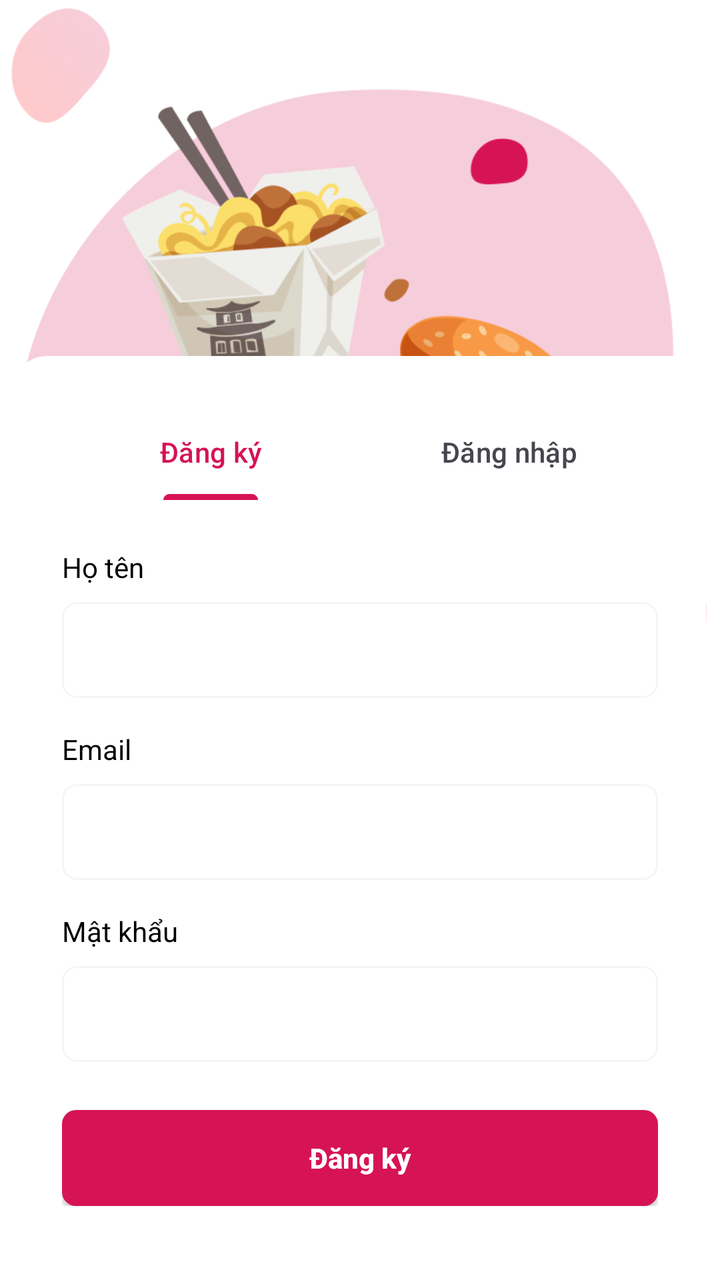
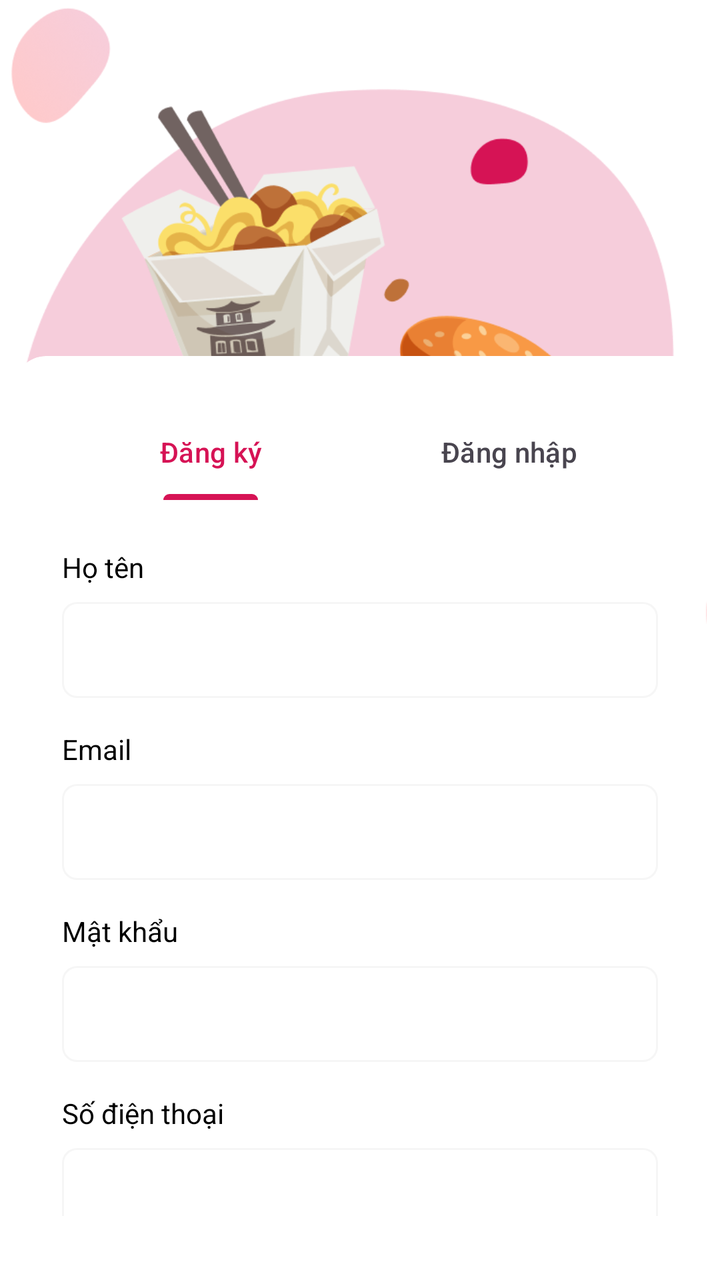

Screens rendered from an Android XML layout before and after an edit, with the pre-edit source and the edit as a unified diff.
<!-- AndroidManifest.xml: application theme Theme.FoodCouriers -->
<!-- res/layout/activity_login.xml -->
<?xml version="1.0" encoding="utf-8"?>
<androidx.constraintlayout.widget.ConstraintLayout xmlns:android="http://schemas.android.com/apk/res/android"
    xmlns:app="http://schemas.android.com/apk/res-auto"
    xmlns:tools="http://schemas.android.com/tools"
    android:layout_width="match_parent"
    android:layout_height="match_parent"
    android:background="@android:color/white"
    tools:context=".ui.login.LoginActivity"
    >
    <ImageView
        android:id="@+id/imgPattern"
        android:layout_width="wrap_content"
        android:layout_height="360dp"
        android:contentDescription="@string/image"
        android:scaleType="centerCrop"
        android:src="@drawable/img_login_background"
        app:layout_constraintBottom_toTopOf="@id/cardContainer"
        app:layout_constraintEnd_toEndOf="parent"
        app:layout_constraintHorizontal_bias="0.495"
        app:layout_constraintStart_toStartOf="parent"
        app:layout_constraintTop_toTopOf="parent"
        app:layout_constraintVertical_bias="0.0" />

    <androidx.cardview.widget.CardView
        android:id="@+id/cardContainer"
        android:layout_width="0dp"
        android:layout_height="470dp"
        app:cardCornerRadius="16dp"
        app:cardUseCompatPadding="true"
        app:layout_constraintBottom_toBottomOf="parent"
        app:layout_constraintEnd_toEndOf="parent"
        app:layout_constraintStart_toStartOf="parent"
        app:layout_constraintTop_toTopOf="parent"
        app:layout_constraintVertical_bias="1.0">

        <androidx.constraintlayout.widget.ConstraintLayout
            android:layout_width="match_parent"
            android:layout_height="match_parent"
            android:padding="24dp">

            <com.google.android.material.tabs.TabLayout
                android:id="@+id/tabContainer"
                android:layout_width="0dp"
                app:tabIndicatorColor="@color/primary"
                app:tabSelectedTextColor="@color/primary"
                android:background="@color/white"
                android:layout_height="wrap_content"
                app:layout_constraintEnd_toEndOf="parent"
                app:layout_constraintStart_toStartOf="parent"
                app:layout_constraintTop_toTopOf="parent">

                <com.google.android.material.tabs.TabItem
                    android:id="@+id/tabRegister"
                    android:layout_width="wrap_content"
                    android:layout_height="wrap_content"
                    android:text="@string/register">
                </com.google.android.material.tabs.TabItem>

                <com.google.android.material.tabs.TabItem
                    android:id="@+id/tabLogin"
                    android:layout_width="wrap_content"
                    android:layout_height="wrap_content"
                    android:text="@string/login">
                </com.google.android.material.tabs.TabItem>

            </com.google.android.material.tabs.TabLayout>

            <LinearLayout
                android:id="@+id/layoutRegister"
                android:layout_width="0dp"
                android:layout_height="wrap_content"
                android:orientation="vertical"
                app:layout_constraintTop_toBottomOf="@id/tabContainer"
                app:layout_constraintEnd_toEndOf="parent"
                app:layout_constraintStart_toStartOf="parent">

                <TextView
                    android:layout_width="wrap_content"
                    android:layout_height="wrap_content"
                    android:layout_marginTop="24dp"
                    android:text="@string/full_name"
                    android:textColor="@color/black"
                    android:textSize="14sp" />

                <EditText
                    android:id="@+id/edtFullNameRegister"
                    android:layout_width="match_parent"
                    android:layout_height="48dp"
                    android:layout_marginTop="8dp"
                    android:autofillHints="John Doe"
                    android:background="@drawable/bg_input"
                    android:inputType="text"
                    android:paddingStart="16dp"
                    android:paddingEnd="16dp"
                    android:textColor="@color/gray"
                    android:textSize="14sp"
                    tools:ignore="LabelFor" />

                <TextView
                    android:layout_width="wrap_content"
                    android:layout_height="wrap_content"
                    android:layout_marginTop="16dp"
                    android:text="@string/email"
                    android:textColor="@color/black"
                    android:textSize="14sp" />

                <EditText
                    android:id="@+id/edtEmailRegister"
                    android:layout_width="match_parent"
                    android:layout_height="48dp"
                    android:layout_marginTop="8dp"
                    android:autofillHints="example@gmail.com"
                    android:background="@drawable/bg_input"
                    android:inputType="textEmailAddress"
                    android:paddingStart="16dp"
                    android:paddingEnd="16dp"
                    android:textColor="@color/gray"
                    android:textSize="14sp"
                    tools:ignore="LabelFor" />

                <TextView
                    android:id="@+id/labelPassword"
                    android:layout_width="wrap_content"
                    android:layout_height="wrap_content"
                    android:layout_marginTop="16dp"
                    android:text="@string/password"
                    android:textColor="@color/black"
                    android:textSize="14sp" />

                <EditText
                    android:id="@+id/edtPasswordRegister"
                    android:layout_width="match_parent"
                    android:layout_height="48dp"
                    android:layout_marginTop="8dp"
                    android:autofillHints="***********"
                    android:background="@drawable/bg_input"
                    android:inputType="textPassword"
                    android:paddingStart="16dp"
                    android:paddingEnd="16dp"
                    android:textColor="@color/gray"
                    android:textSize="16sp"
                    tools:ignore="LabelFor" />

                <androidx.appcompat.widget.AppCompatButton
                    android:id="@+id/btnSignUp"
                    android:layout_width="match_parent"
                    android:layout_height="48dp"
                    android:layout_marginTop="24dp"
                    android:background="@drawable/bg_button_primary"
                    android:text="@string/register"
                    android:textAllCaps="false"
                    android:textColor="@android:color/white"
                    android:textSize="14sp"
                    android:textStyle="bold" />

            </LinearLayout>

            <LinearLayout
                android:id="@+id/layoutLogin"
                android:layout_width="0dp"
                android:layout_height="wrap_content"
                android:orientation="vertical"
                android:visibility="gone"
                app:layout_constraintTop_toBottomOf="@id/tabContainer"
                app:layout_constraintEnd_toEndOf="parent"
                app:layout_constraintStart_toStartOf="parent">

                <TextView
                    android:layout_width="wrap_content"
                    android:layout_height="wrap_content"
                    android:layout_marginTop="16dp"
                    android:text="@string/email"
                    android:textColor="@color/black"
                    android:textSize="14sp" />

                <EditText
                    android:id="@+id/edtEmailLogin"
                    android:layout_width="match_parent"
                    android:layout_height="48dp"
                    android:layout_marginTop="8dp"
                    android:autofillHints="example@gmail.com"
                    android:background="@drawable/bg_input"
                    android:inputType="textEmailAddress"
                    android:paddingStart="16dp"
                    android:paddingEnd="16dp"
                    android:textColor="@color/gray"
                    android:textSize="14sp"
                    tools:ignore="LabelFor" />

                <TextView
                    android:layout_width="wrap_content"
                    android:layout_height="wrap_content"
                    android:layout_marginTop="16dp"
                    android:text="@string/password"
                    android:textColor="@color/black"
                    android:textSize="14sp" />

                <EditText
                    android:id="@+id/edtPasswordLogin"
                    android:layout_width="match_parent"
                    android:layout_height="48dp"
                    android:layout_marginTop="8dp"
                    android:autofillHints="***********"
                    android:background="@drawable/bg_input"
                    android:inputType="textPassword"
                    android:paddingStart="16dp"
                    android:paddingEnd="16dp"
                    android:textColor="@color/gray"
                    android:textSize="16sp"
                    tools:ignore="LabelFor" />

                <androidx.appcompat.widget.AppCompatButton
                    android:id="@+id/btnLogin"
                    android:layout_width="match_parent"
                    android:layout_height="48dp"
                    android:layout_marginTop="24dp"
                    android:background="@drawable/bg_button_primary"
                    android:text="@string/login"
                    android:textAllCaps="false"
                    android:textColor="@android:color/white"
                    android:textSize="14sp"
                    android:textStyle="bold" />

            </LinearLayout>
        </androidx.constraintlayout.widget.ConstraintLayout>

    </androidx.cardview.widget.CardView>

</androidx.constraintlayout.widget.ConstraintLayout>
<!-- resources referenced by this layout -->
<resources>
  <color name="black">#FF000000</color>
  <color name="gray">#3B3B3B</color>
  <color name="primary">#D61355</color>
  <color name="white">#FFFFFF</color>
  <!-- drawable bg_button_primary (drawable) -->
  <?xml version="1.0" encoding="utf-8"?>
  <shape xmlns:android="http://schemas.android.com/apk/res/android"
      android:shape="rectangle">
      <solid android:color="@color/primary" />
      <corners android:radius="7dp" />
  </shape>
  <!-- drawable bg_input (drawable) -->
  <?xml version="1.0" encoding="utf-8"?>
  <shape xmlns:android="http://schemas.android.com/apk/res/android"
      android:shape="rectangle">
      <solid android:color="@android:color/transparent" />
      <stroke
          android:width="1dp"
          android:color="#F6F6F6" />
      <corners android:radius="7dp" />
  </shape>
  <!-- drawable img_login_background: png bitmap (drawable, 91625 bytes) -->
  <string name="email">Email</string>
  <string name="full_name">Họ tên</string>
  <string name="image">Image</string>
  <string name="login">Đăng nhập</string>
  <string name="password">Mật khẩu</string>
  <string name="register">Đăng ký</string>
  <style name="Theme.FoodCouriers" parent="Base.Theme.FoodCouriers" />
  <style name="Base.Theme.FoodCouriers" parent="Theme.Material3.DayNight.NoActionBar">
          
          <item name="colorPrimary">@color/primary</item>
          <item name="colorPrimaryVariant">@color/primary</item>
          <item name="colorOnPrimary">@color/white</item>
          
          <item name="colorSecondary">@color/pink</item>
          <item name="colorSecondaryVariant">@color/pink</item>
          <item name="colorOnSecondary">@color/black</item>
          
          <item name="android:statusBarColor">?attr/colorPrimaryVariant</item>
  
          
          <item name="colorControlActivated">@color/primary</item>
          <item name="android:textColorHighlight">@color/pink</item>
      </style>
  <color name="pink">#FFF0F0</color>
</resources>

<!-- the commit's change to res/layout/activity_login.xml (unified diff, before → after) -->
@@ -65,105 +65,199 @@
 
             </com.google.android.material.tabs.TabLayout>
 
-            <LinearLayout
+            <androidx.core.widget.NestedScrollView
                 android:id="@+id/layoutRegister"
                 android:layout_width="0dp"
-                android:layout_height="wrap_content"
-                android:orientation="vertical"
-                app:layout_constraintTop_toBottomOf="@id/tabContainer"
+                android:layout_height="0dp"
+                android:fillViewport="true"
+                android:overScrollMode="ifContentScrolls"
+                app:layout_constraintBottom_toBottomOf="parent"
                 app:layout_constraintEnd_toEndOf="parent"
-                app:layout_constraintStart_toStartOf="parent">
-
-                <TextView
-                    android:layout_width="wrap_content"
-                    android:layout_height="wrap_content"
-                    android:layout_marginTop="24dp"
-                    android:text="@string/full_name"
-                    android:textColor="@color/black"
-                    android:textSize="14sp" />
-
-                <EditText
-                    android:id="@+id/edtFullNameRegister"
+                app:layout_constraintStart_toStartOf="parent"
+                app:layout_constraintTop_toBottomOf="@id/tabContainer">
+
+                <LinearLayout
                     android:layout_width="match_parent"
-                    android:layout_height="48dp"
-                    android:layout_marginTop="8dp"
-                    android:autofillHints="John Doe"
-                    android:background="@drawable/bg_input"
-                    android:inputType="text"
-                    android:paddingStart="16dp"
-                    android:paddingEnd="16dp"
-                    android:textColor="@color/gray"
-                    android:textSize="14sp"
-                    tools:ignore="LabelFor" />
-
-                <TextView
-                    android:layout_width="wrap_content"
-                    android:layout_height="wrap_content"
-                    android:layout_marginTop="16dp"
-                    android:text="@string/email"
-                    android:textColor="@color/black"
-                    android:textSize="14sp" />
-
-                <EditText
-                    android:id="@+id/edtEmailRegister"
-                    android:layout_width="match_parent"
-                    android:layout_height="48dp"
-                    android:layout_marginTop="8dp"
-                    android:autofillHints="example@gmail.com"
-                    android:background="@drawable/bg_input"
-                    android:inputType="textEmailAddress"
-                    android:paddingStart="16dp"
-                    android:paddingEnd="16dp"
-                    android:textColor="@color/gray"
-                    android:textSize="14sp"
-                    tools:ignore="LabelFor" />
-
-                <TextView
-                    android:id="@+id/labelPassword"
-                    android:layout_width="wrap_content"
-                    android:layout_height="wrap_content"
-                    android:layout_marginTop="16dp"
-                    android:text="@string/password"
-                    android:textColor="@color/black"
-                    android:textSize="14sp" />
-
-                <EditText
-                    android:id="@+id/edtPasswordRegister"
-                    android:layout_width="match_parent"
-                    android:layout_height="48dp"
-                    android:layout_marginTop="8dp"
-                    android:autofillHints="***********"
-                    android:background="@drawable/bg_input"
-                    android:inputType="textPassword"
-                    android:paddingStart="16dp"
-                    android:paddingEnd="16dp"
-                    android:textColor="@color/gray"
-                    android:textSize="16sp"
-                    tools:ignore="LabelFor" />
-
-                <androidx.appcompat.widget.AppCompatButton
-                    android:id="@+id/btnSignUp"
-                    android:layout_width="match_parent"
-                    android:layout_height="48dp"
-                    android:layout_marginTop="24dp"
-                    android:background="@drawable/bg_button_primary"
-                    android:text="@string/register"
-                    android:textAllCaps="false"
-                    android:textColor="@android:color/white"
-                    android:textSize="14sp"
-                    android:textStyle="bold" />
-
-            </LinearLayout>
+                    android:layout_height="wrap_content"
+                    android:orientation="vertical"
+                    android:paddingBottom="16dp">
+
+                    <TextView
+                        android:layout_width="wrap_content"
+                        android:layout_height="wrap_content"
+                        android:layout_marginTop="24dp"
+                        android:text="@string/full_name"
+                        android:textColor="@color/black"
+                        android:textSize="14sp" />
+
+                    <EditText
+                        android:id="@+id/edtFullNameRegister"
+                        android:layout_width="match_parent"
+                        android:layout_height="48dp"
+                        android:layout_marginTop="8dp"
+                        android:autofillHints="John Doe"
+                        android:background="@drawable/bg_input"
+                        android:inputType="textPersonName"
+                        android:paddingStart="16dp"
+                        android:paddingEnd="16dp"
+                        android:textColor="@color/gray"
+                        android:textSize="14sp"
+                        tools:ignore="LabelFor" />
+
+                    <TextView
+                        android:layout_width="wrap_content"
+                        android:layout_height="wrap_content"
+                        android:layout_marginTop="16dp"
+                        android:text="@string/email"
+                        android:textColor="@color/black"
+                        android:textSize="14sp" />
+
+                    <EditText
+                        android:id="@+id/edtEmailRegister"
+                        android:layout_width="match_parent"
+                        android:layout_height="48dp"
+                        android:layout_marginTop="8dp"
+                        android:autofillHints="example@gmail.com"
+                        android:background="@drawable/bg_input"
+                        android:inputType="textEmailAddress"
+                        android:paddingStart="16dp"
+                        android:paddingEnd="16dp"
+                        android:textColor="@color/gray"
+                        android:textSize="14sp"
+                        tools:ignore="LabelFor" />
+
+                    <TextView
+                        android:layout_width="wrap_content"
+                        android:layout_height="wrap_content"
+                        android:layout_marginTop="16dp"
+                        android:text="@string/password"
+                        android:textColor="@color/black"
+                        android:textSize="14sp" />
+
+                    <EditText
+                        android:id="@+id/edtPasswordRegister"
+                        android:layout_width="match_parent"
+                        android:layout_height="48dp"
+                        android:layout_marginTop="8dp"
+                        android:autofillHints="***********"
+                        android:background="@drawable/bg_input"
+                        android:inputType="textPassword"
+                        android:paddingStart="16dp"
+                        android:paddingEnd="16dp"
+                        android:textColor="@color/gray"
+                        android:textSize="16sp"
+                        tools:ignore="LabelFor" />
+
+                    <TextView
+                        android:layout_width="wrap_content"
+                        android:layout_height="wrap_content"
+                        android:layout_marginTop="16dp"
+                        android:text="@string/phone_number"
+                        android:textColor="@color/black"
+                        android:textSize="14sp" />
+
+                    <EditText
+                        android:id="@+id/edtPhoneRegister"
+                        android:layout_width="match_parent"
+                        android:layout_height="48dp"
+                        android:layout_marginTop="8dp"
+                        android:background="@drawable/bg_input"
+                        android:inputType="phone"
+                        android:paddingStart="16dp"
+                        android:paddingEnd="16dp"
+                        android:textColor="@color/gray"
+                        android:textSize="14sp"
+                        tools:ignore="LabelFor" />
+
+                    <TextView
+                        android:layout_width="wrap_content"
+                        android:layout_height="wrap_content"
+                        android:layout_marginTop="16dp"
+                        android:text="@string/address"
+                        android:textColor="@color/black"
+                        android:textSize="14sp" />
+
+                    <EditText
+                        android:id="@+id/edtAddressRegister"
+                        android:layout_width="match_parent"
+                        android:layout_height="wrap_content"
+                        android:layout_marginTop="8dp"
+                        android:background="@drawable/bg_input"
+                        android:inputType="textPostalAddress"
+                        android:minHeight="48dp"
+                        android:paddingStart="16dp"
+                        android:paddingEnd="16dp"
+                        android:textColor="@color/gray"
+                        android:textSize="14sp"
+                        tools:ignore="LabelFor" />
+
+                    <TextView
+                        android:layout_width="wrap_content"
+                        android:layout_height="wrap_content"
+                        android:layout_marginTop="16dp"
+                        android:text="@string/role"
+                        android:textColor="@color/black"
+                        android:textSize="14sp" />
+
+                    <Spinner
+                        android:id="@+id/spinnerRoleRegister"
+                        android:layout_width="match_parent"
+                        android:layout_height="48dp"
+                        android:layout_marginTop="8dp"
+                        android:background="@drawable/bg_input"
+                        android:entries="@array/register_roles_display"
+                        android:paddingStart="12dp"
+                        android:paddingEnd="12dp"
+                        android:spinnerMode="dropdown"
+                        android:popupBackground="@color/white"
+                        tools:ignore="LabelFor" />
+
+                    <TextView
+                        android:layout_width="wrap_content"
+                        android:layout_height="wrap_content"
+                        android:layout_marginTop="16dp"
+                        android:text="@string/city"
+                        android:textColor="@color/black"
+                        android:textSize="14sp" />
+
+                    <Spinner
+                        android:id="@+id/spinnerCityRegister"
+                        android:layout_width="match_parent"
+                        android:layout_height="48dp"
+                        android:layout_marginTop="8dp"
+                        android:background="@drawable/bg_input"
+                        android:inputType="number"
+                        android:entries="@array/register_cities_display"
+                        android:paddingStart="16dp"
+                        android:paddingEnd="16dp"
+                        android:spinnerMode="dropdown"
+                        android:popupBackground="@color/white"
+                        tools:ignore="LabelFor" />
+
+                    <androidx.appcompat.widget.AppCompatButton
+                        android:id="@+id/btnSignUp"
+                        android:layout_width="match_parent"
+                        android:layout_height="48dp"
+                        android:layout_marginTop="24dp"
+                        android:background="@drawable/bg_button_primary"
+                        android:text="@string/register"
+                        android:textAllCaps="false"
+                        android:textColor="@android:color/white"
+                        android:textSize="14sp"
+                        android:textStyle="bold" />
+                </LinearLayout>
+            </androidx.core.widget.NestedScrollView>
 
             <LinearLayout
                 android:id="@+id/layoutLogin"
                 android:layout_width="0dp"
-                android:layout_height="wrap_content"
+                android:layout_height="0dp"
                 android:orientation="vertical"
                 android:visibility="gone"
-                app:layout_constraintTop_toBottomOf="@id/tabContainer"
+                app:layout_constraintBottom_toBottomOf="parent"
                 app:layout_constraintEnd_toEndOf="parent"
-                app:layout_constraintStart_toStartOf="parent">
+                app:layout_constraintStart_toStartOf="parent"
+                app:layout_constraintTop_toBottomOf="@id/tabContainer">
 
                 <TextView
                     android:layout_width="wrap_content"
@@ -222,6 +316,18 @@
                     android:textStyle="bold" />
 
             </LinearLayout>
+
+            <ProgressBar
+                android:id="@+id/progressLoading"
+                android:layout_width="48dp"
+                android:layout_height="48dp"
+                android:indeterminate="true"
+                android:indeterminateTint="@color/primary"
+                android:visibility="gone"
+                app:layout_constraintBottom_toBottomOf="parent"
+                app:layout_constraintEnd_toEndOf="parent"
+                app:layout_constraintStart_toStartOf="parent"
+                app:layout_constraintTop_toTopOf="parent" />
         </androidx.constraintlayout.widget.ConstraintLayout>
 
     </androidx.cardview.widget.CardView>
<!-- resource entries referenced after the edit -->
@@ -1,5 +1,14 @@
 <!-- resources referenced by this layout -->
 <resources>
+  <string-array name="register_cities_display">
+          <item>@string/hanoi</item>
+          <item>@string/hochiminh</item>
+      </string-array>
+  <string-array name="register_roles_display">
+          <item>@string/role_customer</item>
+          <item>@string/role_restaurant</item>
+          <item>@string/role_courier</item>
+      </string-array>
   <color name="black">#FF000000</color>
   <color name="gray">#3B3B3B</color>
   <color name="primary">#D61355</color>
@@ -22,13 +31,22 @@
       <corners android:radius="7dp" />
   </shape>
   <!-- drawable img_login_background: png bitmap (drawable, 91625 bytes) -->
+  <string name="address">Địa chỉ</string>
+  <string name="city">Thành phố</string>
   <string name="email">Email</string>
   <string name="full_name">Họ tên</string>
   <string name="image">Image</string>
   <string name="login">Đăng nhập</string>
   <string name="password">Mật khẩu</string>
+  <string name="phone_number">Số điện thoại</string>
   <string name="register">Đăng ký</string>
+  <string name="role">Vai trò</string>
   <style name="Theme.FoodCouriers" parent="Base.Theme.FoodCouriers" />
+  <string name="hanoi">Hà Nội</string>
+  <string name="hochiminh">Hồ Chí Minh</string>
+  <string name="role_customer">Khách hàng</string>
+  <string name="role_restaurant">Nhà hàng</string>
+  <string name="role_courier">Nhân viên giao hàng</string>
   <style name="Base.Theme.FoodCouriers" parent="Theme.Material3.DayNight.NoActionBar">
           
           <item name="colorPrimary">@color/primary</item>
